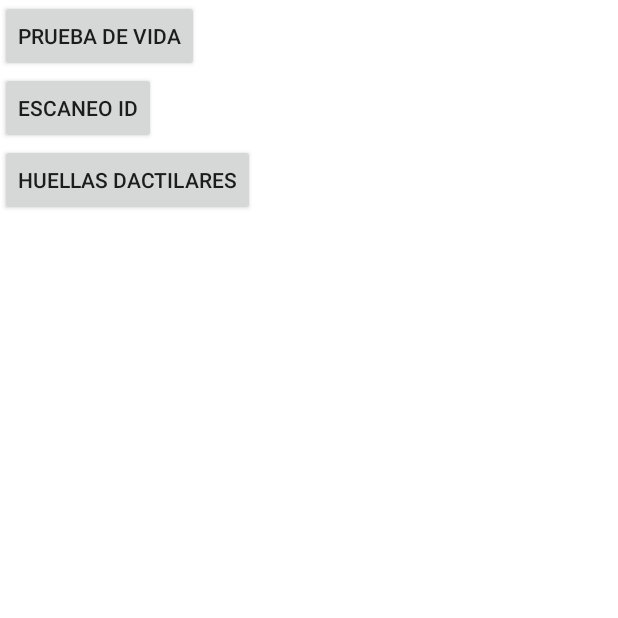
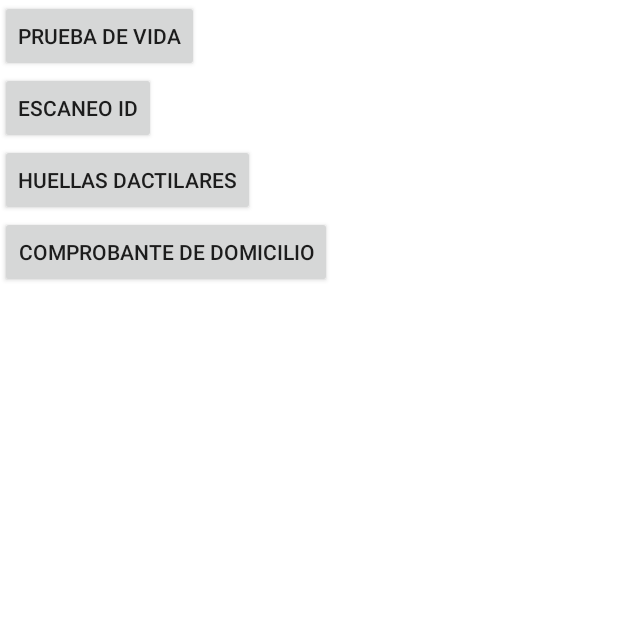
Before and after one commit to dist-bit/nebuia_native_android, an Android app: the screen it shows after launch (MainActivity), on a phone screen of 412 x 824 dp, the top half of it. Run offline under Robolectric (Android 15) with nearby library versions, the phone set to English and light mode, and no system bars; Roboto replaces fonts that are not available here; 6 statements that could not run were skipped.

Commit message:
Add a button to start address extraction

```diff
--- a/app/src/main/java/com/distbit/nebuiaexample/MainActivity.kt
+++ b/app/src/main/java/com/distbit/nebuiaexample/MainActivity.kt
@@ -42,6 +42,7 @@ class MainActivity : Activity() {
         val spoof = findViewById<Button>(R.id.spoofing)
         val id = findViewById<Button>(R.id.id_scanner)
         val fingerprints = findViewById<Button>(R.id.fingerprints)
+        val address = findViewById<Button>(R.id.address)
 
         id.setOnClickListener {
             nebuIA.documentDetection(onIDComplete = {}, onIDError = {})
@@ -60,6 +61,10 @@ class MainActivity : Activity() {
         spoof.setOnClickListener {
             nebuIA.faceLiveDetection(true, onFaceComplete = {})
         }
+
+        address.setOnClickListener {
+            nebuIA.captureAddress(onAddressComplete = {})
+        }
     }
 
 }
--- a/app/src/main/res/layout/activity_main.xml
+++ b/app/src/main/res/layout/activity_main.xml
@@ -31,4 +31,12 @@
         tools:layout_editor_absoluteX="160dp"
         tools:layout_editor_absoluteY="192dp" />
 
+    <Button
+        android:id="@+id/address"
+        android:layout_width="wrap_content"
+        android:layout_height="wrap_content"
+        android:text="Comprobante de domicilio"
+        tools:layout_editor_absoluteX="160dp"
+        tools:layout_editor_absoluteY="192dp" />
+
 </LinearLayout>
```
